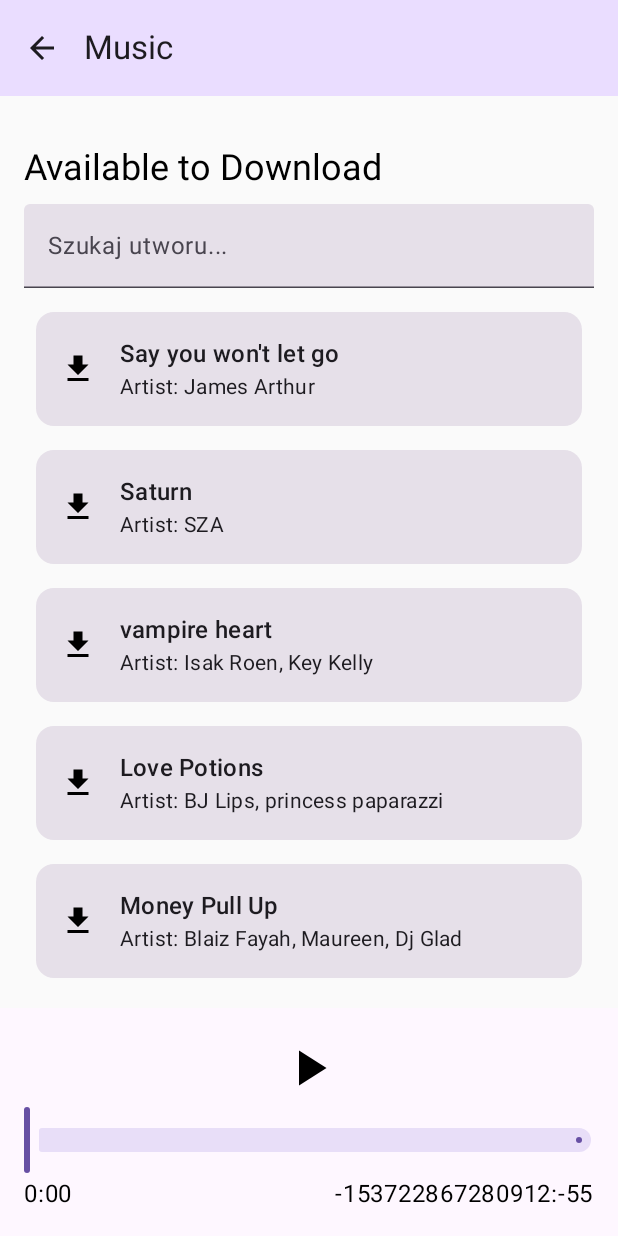
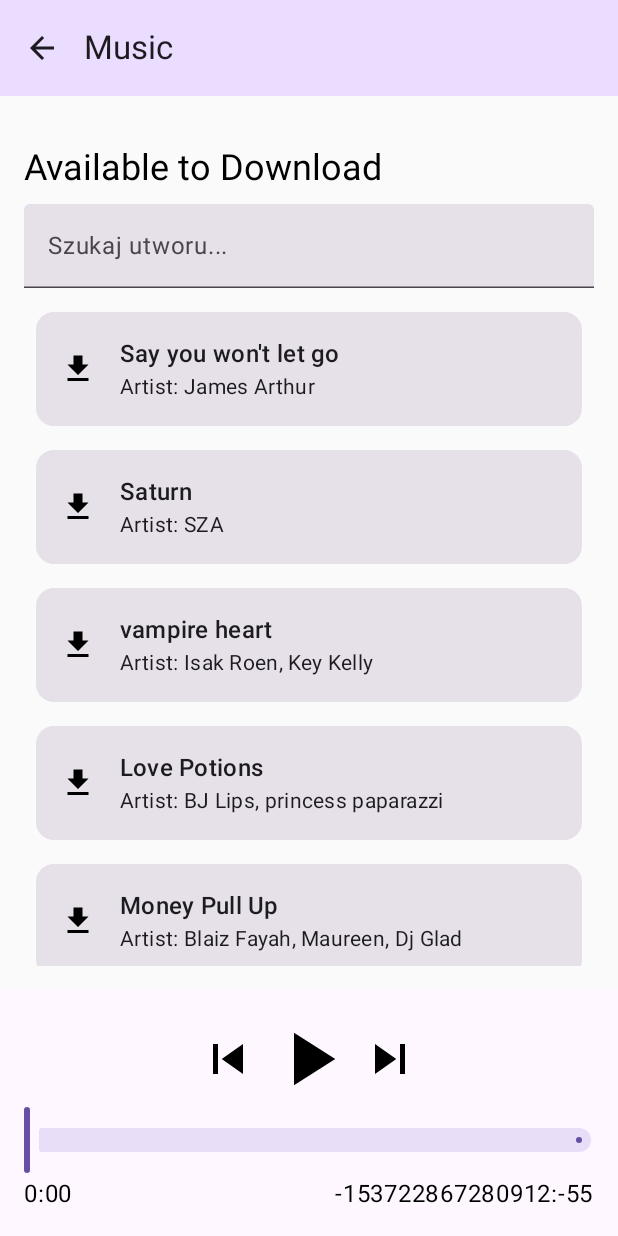
Before and after one commit to M-ichael-M/YourGarden, an Android app built with Jetpack Compose: the screen it shows after launch (MainActivity), after a tap on "Music", on a phone screen of 412 x 824 dp. Run offline under Robolectric (Android 15) with nearby library versions, the phone set to English and light mode, and no system bars; our stand-ins replace Room's generated code; libraries missing offline, so code that uses them is left out: javax.mail, javax.mail.internet.

Commit message:
Guziki przewijania

```diff
--- a/app/src/main/java/com/example/yourgarden/ui/screens/music/MusicList.kt
+++ b/app/src/main/java/com/example/yourgarden/ui/screens/music/MusicList.kt
@@ -50,9 +50,7 @@ fun MusicList(viewModel: MusicViewModel, modifier: Modifier = Modifier) {
     val downloadedSongs = songs.filter { it.filePath != null && File(it.filePath).exists() }
     val availableSongs = songs.filter { it.filePath == null }
 
-    // Stan wyszukiwania
     var searchQuery by remember { mutableStateOf("") }
-    // Filtrowanie utworów do pobrania bez uwzględniania znaków specjalnych i wielkości liter
     val filteredAvailableSongs = availableSongs.filter { song ->
         val cleanTitle = song.title.lowercase().replace("[^a-zA-Z0-9]".toRegex(), "")
         val cleanArtist = song.artist.lowercase().replace("[^a-zA-Z0-9]".toRegex(), "")
@@ -60,7 +58,6 @@ fun MusicList(viewModel: MusicViewModel, modifier: Modifier = Modifier) {
         cleanTitle.contains(cleanQuery) || cleanArtist.contains(cleanQuery)
     }
 
-    // Stan odtwarzacza
     val context = LocalContext.current
     val player = remember { ExoPlayer.Builder(context).build() }
     var currentSong by remember { mutableStateOf<SongEntity?>(null) }
@@ -68,17 +65,24 @@ fun MusicList(viewModel: MusicViewModel, modifier: Modifier = Modifier) {
     var playbackPosition by remember { mutableLongStateOf(0L) }
     var totalDuration by remember { mutableLongStateOf(0L) }
 
+    // Flaga do wykrywania ręcznego przełączenia utworu
+    var manualSkip by remember { mutableStateOf(false) }
+
     val latestDownloadedSongs by rememberUpdatedState(downloadedSongs)
 
     DisposableEffect(player) {
         val listener = object : Player.Listener {
             override fun onPlaybackStateChanged(playbackState: Int) {
+                // Jeżeli przełączenie nastąpiło ręcznie, resetujemy flagę i nie wykonujemy auto-skip
+                if (manualSkip) {
+                    manualSkip = false
+                    return
+                }
                 if (playbackState == Player.STATE_ENDED) {
-                    // Używamy najnowszej listy utworów
                     val currentIndex = latestDownloadedSongs.indexOf(currentSong)
                     if (currentIndex != -1 && latestDownloadedSongs.isNotEmpty()) {
                         val nextIndex = if (currentIndex == latestDownloadedSongs.lastIndex) 0 else currentIndex + 1
-                        playbackPosition = 0L  // resetujemy pozycję
+                        playbackPosition = 0L
                         currentSong = latestDownloadedSongs[nextIndex]
                         isPlaying = true
                     }
@@ -95,14 +99,12 @@ fun MusicList(viewModel: MusicViewModel, modifier: Modifier = Modifier) {
             val mediaItem = MediaItem.fromUri(Uri.fromFile(File(path)))
             player.setMediaItem(mediaItem)
             player.prepare()
-            player.seekTo(0L)  // wymuszenie startu od początku
+            player.seekTo(0L)
             if (isPlaying) player.play()
             totalDuration = player.duration
         }
     }
 
-
-    // Aktualizacja pozycji odtwarzania
     LaunchedEffect(player) {
         while (true) {
             playbackPosition = player.currentPosition
@@ -121,7 +123,6 @@ fun MusicList(viewModel: MusicViewModel, modifier: Modifier = Modifier) {
                 .weight(1f)
                 .padding(16.dp)
         ) {
-            // Sekcja pobranych utworów
             if (downloadedSongs.isNotEmpty()) {
                 item {
                     Text(
@@ -139,21 +140,18 @@ fun MusicList(viewModel: MusicViewModel, modifier: Modifier = Modifier) {
                                 isPlaying = !isPlaying
                                 if (isPlaying) player.play() else player.pause()
                             } else {
-                                playbackPosition = 0L  // resetujemy pozycję
-                                player.stop()          // zatrzymujemy aktualny utwór
-                                player.seekTo(0L)      // dodatkowy reset pozycji
+                                playbackPosition = 0L
+                                player.stop()
+                                player.seekTo(0L)
                                 currentSong = song
                                 isPlaying = true
                             }
                         },
-
-                                onDeleteClick = { viewModel.deleteSong(song) }
+                        onDeleteClick = { viewModel.deleteSong(song) }
                     )
-
                 }
             }
 
-            // Sekcja utworów do pobrania z wyszukiwarką
             if (availableSongs.isNotEmpty()) {
                 item {
                     Text(
@@ -161,7 +159,6 @@ fun MusicList(viewModel: MusicViewModel, modifier: Modifier = Modifier) {
                         style = MaterialTheme.typography.headlineSmall,
                         modifier = Modifier.padding(top = 16.dp, bottom = 8.dp)
                     )
-                    // Pasek wyszukiwania
                     TextField(
                         value = searchQuery,
                         onValueChange = { searchQuery = it },
@@ -193,10 +190,31 @@ fun MusicList(viewModel: MusicViewModel, modifier: Modifier = Modifier) {
             onSeek = { newPosition ->
                 playbackPosition = newPosition.toLong()
                 player.seekTo(playbackPosition)
+            },
+            onNextClick = {
+                val currentIndex = latestDownloadedSongs.indexOf(currentSong)
+                if (currentIndex != -1 && latestDownloadedSongs.isNotEmpty()) {
+                    manualSkip = true
+                    val nextIndex = if (currentIndex == latestDownloadedSongs.lastIndex) 0 else currentIndex + 1
+                    playbackPosition = 0L
+                    currentSong = latestDownloadedSongs[nextIndex]
+                    isPlaying = true
+                }
+            },
+            onPreviousClick = {
+                val currentIndex = latestDownloadedSongs.indexOf(currentSong)
+                if (currentIndex != -1 && latestDownloadedSongs.isNotEmpty()) {
+                    manualSkip = true
+                    val previousIndex = if (currentIndex == 0) latestDownloadedSongs.lastIndex else currentIndex - 1
+                    playbackPosition = 0L
+                    currentSong = latestDownloadedSongs[previousIndex]
+                    isPlaying = true
+                }
             }
         )
     }
 }
+
 
 @Composable
 fun SongItem(
@@ -257,7 +275,9 @@ fun PlaybackControls(
     playbackPosition: Long,
     totalDuration: Long,
     onPlayPauseClick: () -> Unit,
-    onSeek: (Float) -> Unit
+    onSeek: (Float) -> Unit,
+    onNextClick: () -> Unit,
+    onPreviousClick: () -> Unit
 ) {
     Box(
         modifier = Modifier
@@ -271,10 +291,27 @@ fun PlaybackControls(
                 horizontalArrangement = Arrangement.Center,
                 verticalAlignment = Alignment.CenterVertically
             ) {
-                IconButton(onClick = onPlayPauseClick) {
+                // Przycisk poprzedni
+                IconButton(onClick = onPreviousClick) {
+                    Image(
+                        painter = painterResource(id = R.drawable.baseline_skip_previous_24),
+                        contentDescription = "Previous",
+                        modifier = Modifier.size(48.dp)
+                    )
+                }
+                // Przycisk play/pause
+                IconButton(onClick = onPlayPauseClick, modifier = Modifier.size(60.dp)) {
                     Image(
                         painter = painterResource(id = if (isPlaying) R.drawable.baseline_pause_24 else R.drawable.baseline_play_arrow_24),
                         contentDescription = "Play/Pause",
+                        modifier = Modifier.size(60.dp)
+                    )
+                }
+                // Przycisk następny
+                IconButton(onClick = onNextClick) {
+                    Image(
+                        painter = painterResource(id = R.drawable.baseline_skip_next_24),
+                        contentDescription = "Next",
                         modifier = Modifier.size(48.dp)
                     )
                 }
--- /dev/null
+++ b/app/src/main/res/drawable/baseline_skip_next_24.xml
@@ -0,0 +1,5 @@
+<vector xmlns:android="http://schemas.android.com/apk/res/android" android:height="24dp" android:tint="#000000" android:viewportHeight="24" android:viewportWidth="24" android:width="24dp">
+
+    <path android:fillColor="@android:color/white" android:pathData="M6,18l8.5,-6L6,6v12zM16,6v12h2V6h-2z"/>
+
+</vector>
--- /dev/null
+++ b/app/src/main/res/drawable/baseline_skip_previous_24.xml
@@ -0,0 +1,5 @@
+<vector xmlns:android="http://schemas.android.com/apk/res/android" android:height="24dp" android:tint="#000000" android:viewportHeight="24" android:viewportWidth="24" android:width="24dp">
+
+    <path android:fillColor="@android:color/white" android:pathData="M6,6h2v12L6,18zM9.5,12l8.5,6L18,6z"/>
+
+</vector>
```
